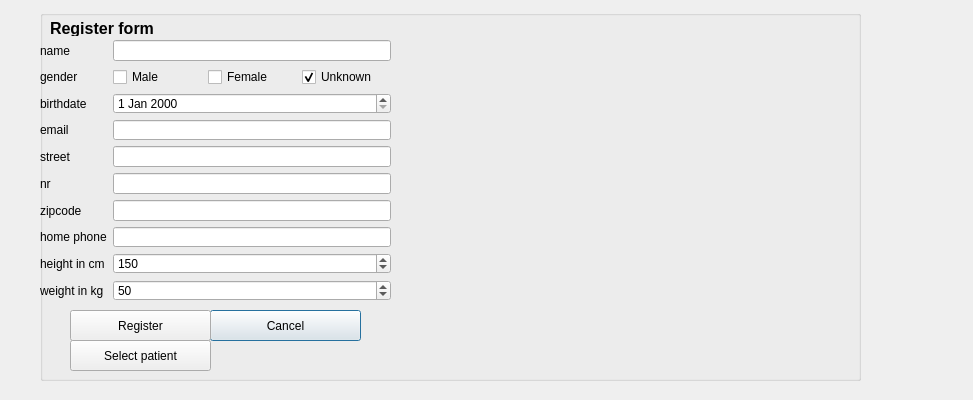
Qt form screens/userdialog.ui (PCSchool/demonstrator) before a commit.
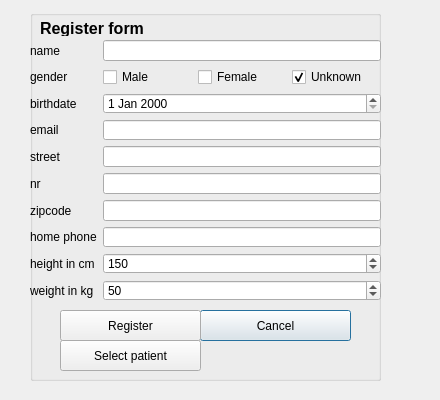
The same form after that commit.

What changed in the file:
```diff
--- a/screens/userdialog.ui
+++ b/screens/userdialog.ui
@@ -6,7 +6,7 @@
    <rect>
     <x>0</x>
     <y>0</y>
-    <width>973</width>
+    <width>440</width>
     <height>400</height>
    </rect>
   </property>
@@ -22,9 +22,9 @@
   <widget class="QGroupBox" name="groupBox_2">
    <property name="geometry">
     <rect>
-     <x>40</x>
+     <x>30</x>
      <y>10</y>
-     <width>821</width>
+     <width>351</width>
      <height>371</height>
     </rect>
    </property>
```
